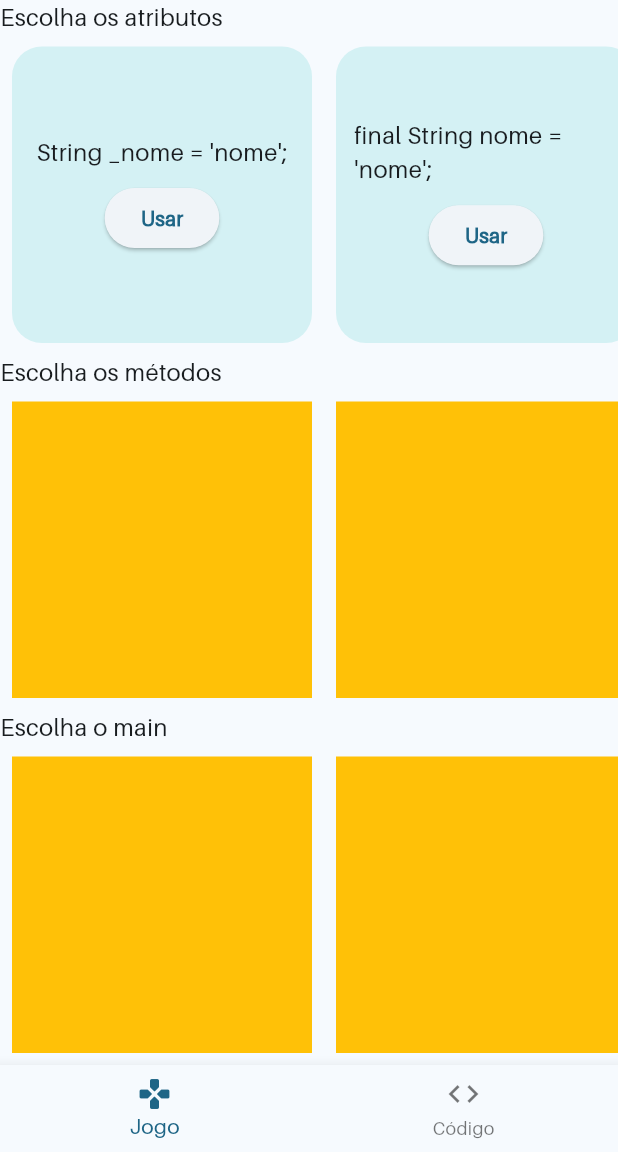
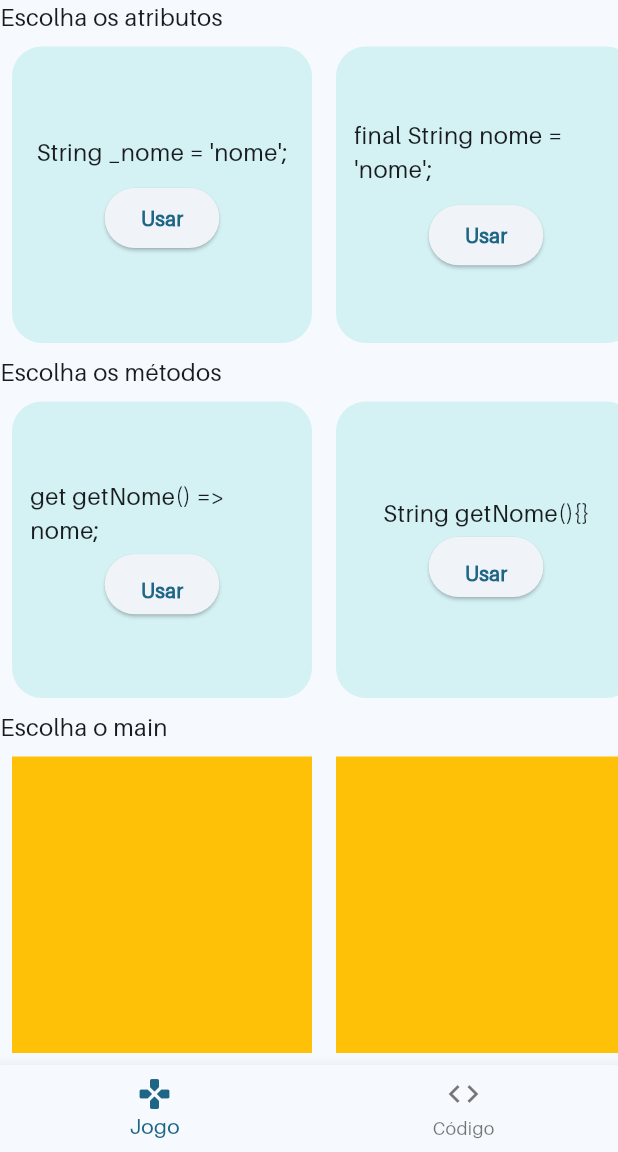
Before and after one commit to LeoneRSantos/Trabalho-pratico-LMC, a Flutter app: the TelaDoJogo screen opened by its route, on a phone screen of 412 x 824 dp, the part 84-1236 px from its top. Run offline on Flutter 3.47's test engine with Material 3 defaults, Android fonts, the light colour scheme and no system bars.

Commit message:
Criação dos cards da lista de métodos em TelaDoJogo

```diff
--- a/lib/views/tela_do_jogo.dart
+++ b/lib/views/tela_do_jogo.dart
@@ -87,12 +87,36 @@
             child: ListView.builder(
                 shrinkWrap: true,
                 scrollDirection: Axis.horizontal,
-                itemCount: 3,
+                itemCount: listaDeMetodos.length,
                 itemBuilder: (context, index) {
                   return Padding(
                     padding: const EdgeInsets.all(8.0),
                     child: Container(
-                      color: Colors.amber,
+                      child: Padding(
+                        padding: const EdgeInsets.all(12.0),
+                        child: Column(
+                          mainAxisAlignment: MainAxisAlignment.center,
+                          children: [
+                            Textos(texto: '${listaDeMetodos[index]}'),
+                            ElevatedButton(
+                              onPressed: () {
+                                debugPrint('${listaDeAtributos[index]}');
+                              },
+                              child: Padding(
+                                padding: const EdgeInsets.only(top: 8.0),
+                                child: const Text(
+                                  'Usar',
+                                  style: TextStyle(fontWeight: FontWeight.bold),
+                                ),
+                              ),
+                            ),
+                          ],
+                        ),
+                      ),
+                      decoration: BoxDecoration(
+                        borderRadius: BorderRadius.circular(20.0),
+                        color: Color(0xFFD4F1F4),
+                      ),
                       width: 200,
                     ),
                   );
```
